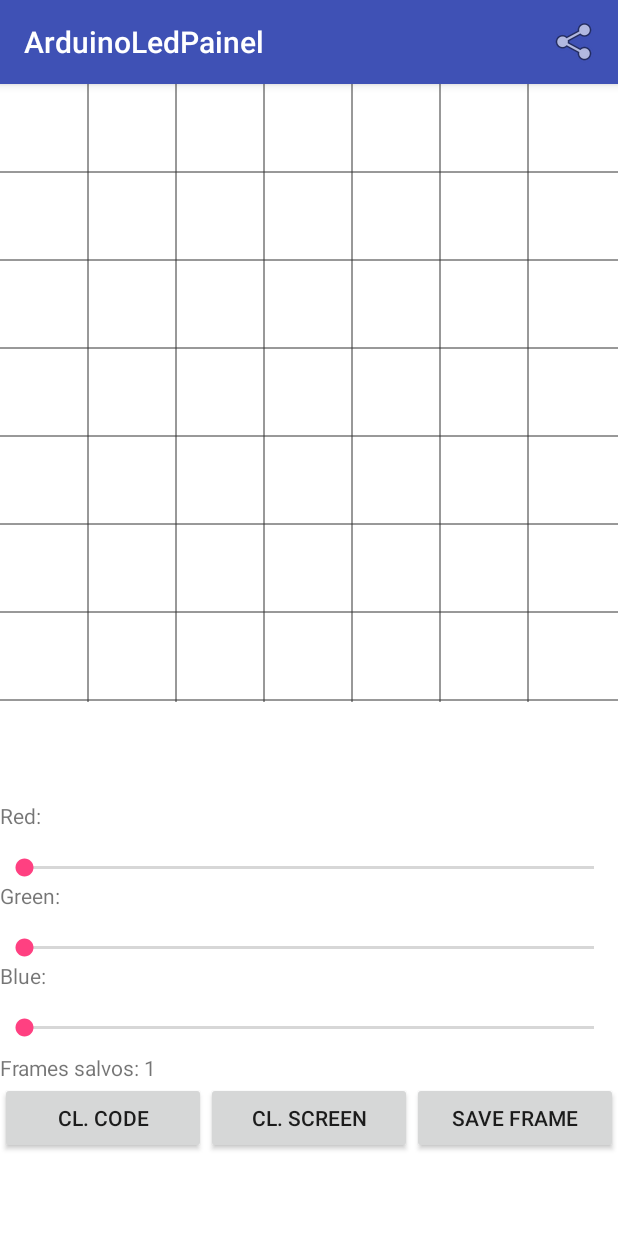
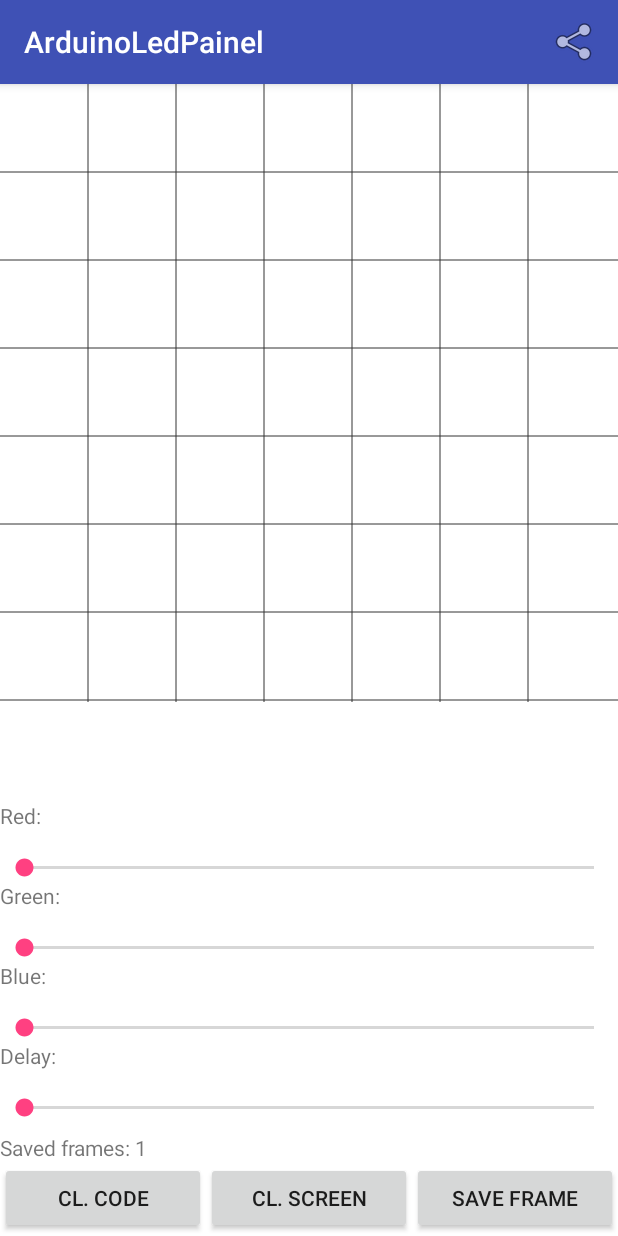
Before and after one commit to gkaffka/arduinoledpanel, an Android app: the screen it shows after launch (FullscreenActivity), after a tap on "SAVE FRAME", on a phone screen of 412 x 824 dp. Run offline under Robolectric (Android 15) with nearby library versions, the phone set to English and light mode, and no system bars.

Commit message:
Adds a delay option to the code generated

```diff
--- a/app/src/main/java/com/android/kaffka/arduinoledpainel/FullscreenActivity.java
+++ b/app/src/main/java/com/android/kaffka/arduinoledpainel/FullscreenActivity.java
@@ -25,8 +25,8 @@ import java.util.Collections;
  */
 public class FullscreenActivity extends AppCompatActivity implements SeekBar.OnSeekBarChangeListener {
     private View v;
-    private SeekBar red, blue, green;
-    private TextView textRed, textGreen, textBlue, textSavedFrames;
+    private SeekBar red, blue, green, delay;
+    private TextView textRed, textGreen, textBlue, textSavedFrames, textDelay;
     private PixelGridView pixelGrid;
     private ArrayList<String> code;
     private int savedFrames;
@@ -52,9 +52,11 @@ public class FullscreenActivity extends AppCompatActivity implements SeekBar.OnS
         red = (SeekBar) findViewById(R.id.seekRed);
         green = (SeekBar) findViewById(R.id.seekGreen);
         blue = (SeekBar) findViewById(R.id.seekBlue);
+        delay = (SeekBar) findViewById(R.id.seekDelay);
         red.setOnSeekBarChangeListener(this);
         green.setOnSeekBarChangeListener(this);
         blue.setOnSeekBarChangeListener(this);
+        delay.setOnSeekBarChangeListener(this);
     }
 
     private void initColorShower() {
@@ -66,6 +68,7 @@ public class FullscreenActivity extends AppCompatActivity implements SeekBar.OnS
         textBlue = (TextView) findViewById(R.id.textBlue);
         textGreen = (TextView) findViewById(R.id.textGreen);
         textSavedFrames = (TextView) findViewById(R.id.textFramesSaved);
+        textDelay = (TextView) findViewById(R.id.textDelay);
     }
 
     @Override
@@ -75,6 +78,7 @@ public class FullscreenActivity extends AppCompatActivity implements SeekBar.OnS
         textRed.setText("Red: " + red.getProgress());
         textGreen.setText("Green: " + green.getProgress());
         textBlue.setText("Blue: " + blue.getProgress());
+        textDelay.setText("Delay: " + delay.getProgress());
     }
 
     @Override
@@ -98,7 +102,7 @@ public class FullscreenActivity extends AppCompatActivity implements SeekBar.OnS
     }
 
     public void exportCode(View v) {
-        textSavedFrames.setText(String.format("Frames salvos: %d", ++savedFrames));
+        textSavedFrames.setText(String.format("Saved frames: %d", ++savedFrames));
         generateCode(false);
     }
 
@@ -113,6 +117,7 @@ public class FullscreenActivity extends AppCompatActivity implements SeekBar.OnS
                     code.add(getArduinoFastLedCode(cells_array[i][j].getColor(), i, j));
             }
         code.add("FastLED.show();");
+        code.add(String.format("delay(%d);", delay.getProgress()));
         Collections.reverse(Arrays.asList(cells_array));
     }
 
@@ -129,7 +134,7 @@ public class FullscreenActivity extends AppCompatActivity implements SeekBar.OnS
 
     public void clearCode(View v) {
         if (code != null) code.clear();
-        textSavedFrames.setText(String.format("Frames salvos: %d", 0));
+        textSavedFrames.setText(String.format("Saved frames: %d", 0));
         savedFrames = 0;
     }
 
--- a/app/src/main/res/layout/activity_fullscreen.xml
+++ b/app/src/main/res/layout/activity_fullscreen.xml
@@ -64,10 +64,23 @@
             android:max="255"/>
 
         <TextView
+            android:id="@+id/textDelay"
+            android:layout_width="wrap_content"
+            android:layout_height="wrap_content"
+            android:text="Delay: "/>
+
+        <SeekBar
+            android:id="@+id/seekDelay"
+            android:layout_width="match_parent"
+            android:layout_height="wrap_content"
+            android:layout_marginTop="16dp"
+            android:max="1000"/>
+
+        <TextView
             android:id="@+id/textFramesSaved"
             android:layout_width="wrap_content"
             android:layout_height="wrap_content"
-            android:text="Frames salvos: 0"
+            android:text="Saved frames: 0"
             android:layout_marginTop="8dp"/>
 
         <LinearLayout
```
